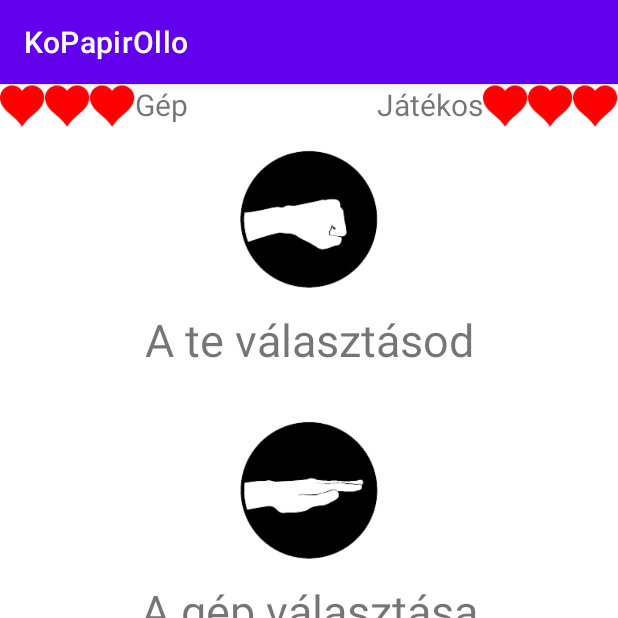
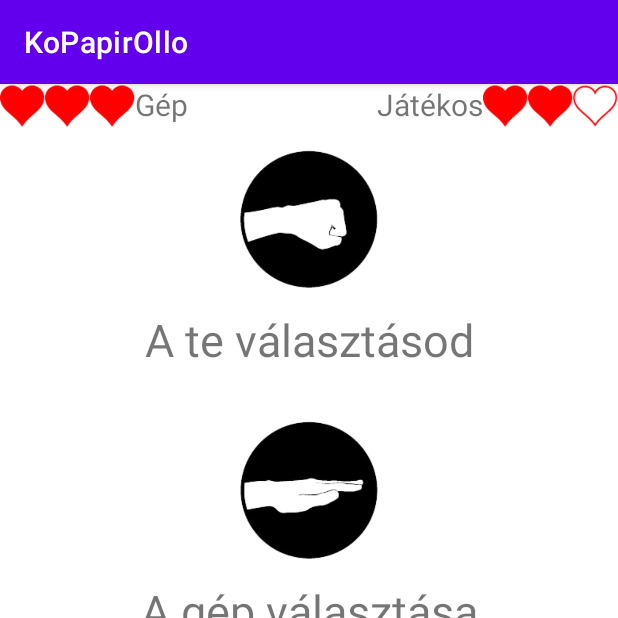
Before and after one commit to Maurisz02/as-KoPapirOllo, an Android app: the screen it shows after launch (MainActivity), after a tap on an icon or button, on a phone screen of 412 x 824 dp, the top half of it. Run offline under Robolectric (Android 15) with nearby library versions, the phone set to English and light mode, and no system bars.

Commit message:
Szorgalmi/plusz feladat kesz es müködik

```diff
--- a/app/src/main/java/com/example/kopapirollo/MainActivity.java
+++ b/app/src/main/java/com/example/kopapirollo/MainActivity.java
@@ -23,6 +23,12 @@ public class MainActivity extends AppCompatActivity {
     private int gep;
     private int te;
     private AlertDialog.Builder ad;
+    private ImageView gHp1, gHp2, gHp3;
+    private ImageView[] gHpTomb;
+    private ImageView eHp1, eHp2, eHp3;
+    private ImageView[] eHpTomb;
+    private int gMaxHp;
+    private int eMaxHp;
 
     @Override
     protected void onCreate(Bundle savedInstanceState) {
@@ -46,10 +52,12 @@ public class MainActivity extends AppCompatActivity {
                     Toast.makeText(MainActivity.this, "Döntetlen", Toast.LENGTH_SHORT).show();
                 }else if(gepValasztas == 2){
                     Toast.makeText(MainActivity.this, "Vesztettél", Toast.LENGTH_SHORT).show();
+                    eletCsokkent("ember");
                     gep++;
                     gepScore.setText("Computer: "+ gep+" ");
                 }else if(gepValasztas == 3){
                     Toast.makeText(MainActivity.this, "Nyertél", Toast.LENGTH_SHORT).show();
+                    eletCsokkent("gep");
                     te++;
                     emberScore.setText("Ember: "+ te+" ");
                 }
@@ -69,12 +77,14 @@ public class MainActivity extends AppCompatActivity {
 
                 if(gepValasztas == 1){
                     Toast.makeText(MainActivity.this, "Nyertél", Toast.LENGTH_SHORT).show();
+                    eletCsokkent("gep");
                     te++;
                     emberScore.setText("Ember: "+ te+" ");
                 }else if(gepValasztas == 2){
                     Toast.makeText(MainActivity.this, "Döntetlen", Toast.LENGTH_SHORT).show();
                 }else if(gepValasztas == 3){
                     Toast.makeText(MainActivity.this, "Vesztettél", Toast.LENGTH_SHORT).show();
+                    eletCsokkent("ember");
                     gep++;
                     gepScore.setText("Computer: "+ gep+" ");
                 }
@@ -94,10 +104,12 @@ public class MainActivity extends AppCompatActivity {
 
                 if(gepValasztas == 1){
                     Toast.makeText(MainActivity.this, "Vesztettél", Toast.LENGTH_SHORT).show();
+                    eletCsokkent("ember");
                     gep++;
                     gepScore.setText("Computer: "+ gep+" ");
                 }else if(gepValasztas == 2){
                     Toast.makeText(MainActivity.this, "Nyertél", Toast.LENGTH_SHORT).show();
+                    eletCsokkent("gep");
                     te++;
                     emberScore.setText("Ember: "+ te+" ");
                 }else if(gepValasztas == 3){
@@ -167,16 +179,44 @@ public class MainActivity extends AppCompatActivity {
             ad.setPositiveButton("Igen", new DialogInterface.OnClickListener() {
                 @Override
                 public void onClick(DialogInterface dialogInterface, int i) {
-                    emberScore.setText("Ember: 0");
-                    gepScore.setText("Computer: 0");
+                    emberScore.setText("Ember: 0"+ " ");
+                    gepScore.setText("Computer: 0"+ " ");
                     koKep.setImageResource(R.drawable.rock);
                     gepKoKep.setImageResource(R.drawable.rock);
                     gepValasztas = 0;
                     gep = 0;
                     te = 0;
+                    eMaxHp = 3;
+                    gMaxHp = 3;
+                    gHp1.setImageResource(R.drawable.heart2);
+                    gHp2.setImageResource(R.drawable.heart2);
+                    gHp3.setImageResource(R.drawable.heart2);
+                    eHp1.setImageResource(R.drawable.heart2);
+                    eHp2.setImageResource(R.drawable.heart2);
+                    eHp3.setImageResource(R.drawable.heart2);
+
+                    gHpTomb = new ImageView[] {gHp1, gHp2, gHp3};
+                    eHpTomb = new ImageView[] {eHp1, eHp2, eHp3};
                 }
             });
             ad.create().show();
+        }
+
+    }
+
+    private void eletCsokkent(String ki){
+        if(ki == "ember"){
+            if (eMaxHp > 0)
+            {
+                eMaxHp--;
+                eHpTomb[eMaxHp].setImageResource(R.drawable.heart1);
+            }
+        }else if (ki == "gep"){
+            if (gMaxHp > 0)
+            {
+                gMaxHp--;
+                gHpTomb[gMaxHp].setImageResource(R.drawable.heart1);
+            }
         }
 
     }
@@ -195,5 +235,18 @@ public class MainActivity extends AppCompatActivity {
         te = 0;
 
         ad = new AlertDialog.Builder(MainActivity.this);
+
+        gHp1 = findViewById(R.id.gHp1);
+        gHp2 = findViewById(R.id.gHp2);
+        gHp3 = findViewById(R.id.gHp3);
+        gHpTomb = new ImageView[] {gHp1, gHp2, gHp3};
+
+        eHp1 = findViewById(R.id.eHp1);
+        eHp2 = findViewById(R.id.eHp2);
+        eHp3 = findViewById(R.id.eHp3);
+        eHpTomb = new ImageView[] {eHp1, eHp2, eHp3};
+
+        eMaxHp = 3;
+        gMaxHp = 3;
     }
 }
```
